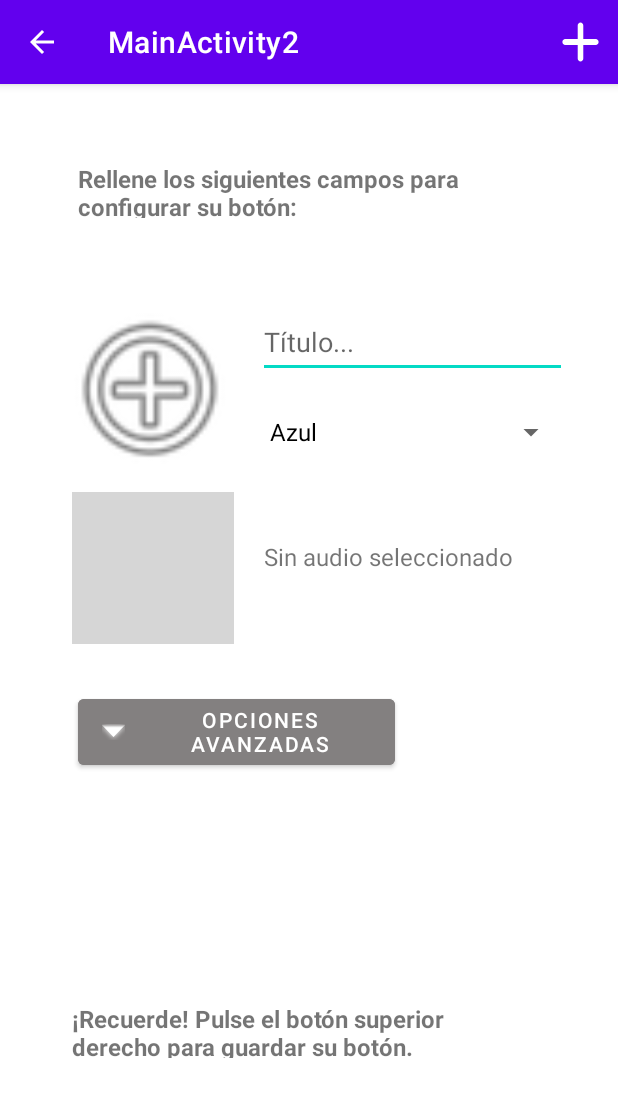
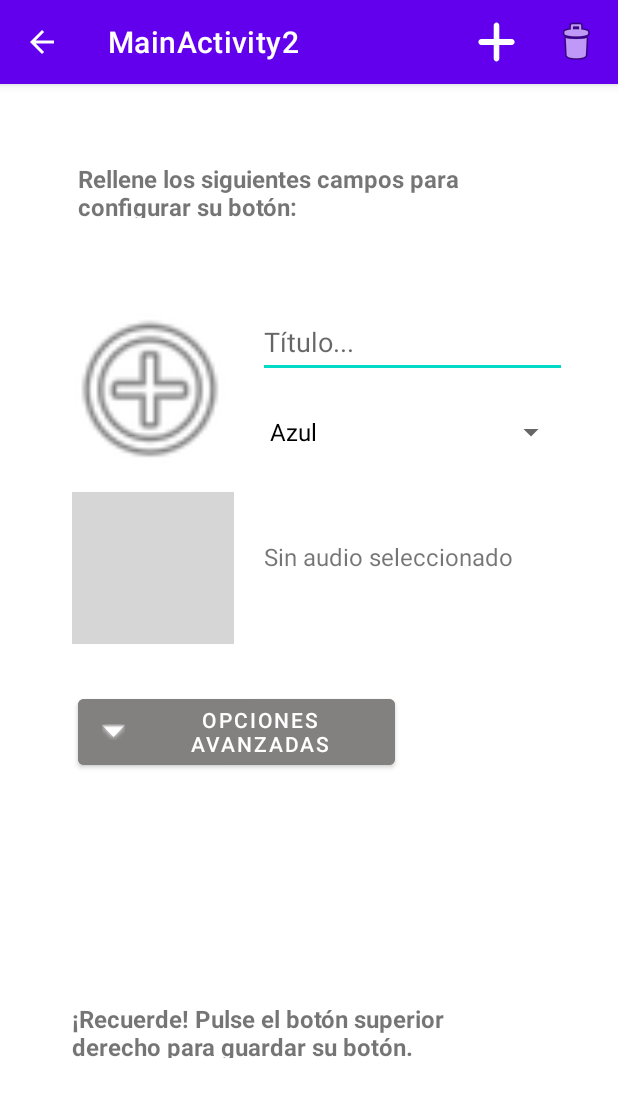
Before and after one commit to GwrApavon/HumanTechnologyProject, an Android app: the screen it shows after launch (ButtonSettings), after a tap on "Add", on a phone screen of 412 x 824 dp. Shown: the top 1097 px of the screen. Run offline under Robolectric (Android 15) with nearby library versions, the phone set to English and light mode, and no system bars; our stand-ins replace navigation-ui; 1 statement that could not run was skipped; grey boxes are pictures that could not be loaded.

Commit message:
Crud finished
Delete function finished
Coments on every DB function

```diff
--- a/humanTechnologyProject/app/src/main/res/menu/menu_a2.xml
+++ b/humanTechnologyProject/app/src/main/res/menu/menu_a2.xml
@@ -7,7 +7,13 @@
         android:id="@+id/save"
         android:icon="@drawable/plus_solid"
         android:orderInCategory="100"
-        android:title="Save"
-        app:showAsAction="always"/>
+        android:title="@string/save"
+        app:showAsAction="ifRoom"/>
+    <item
+        android:id="@+id/delete"
+        android:icon="@android:drawable/ic_menu_delete"
+        android:orderInCategory="100"
+        android:title="@string/delete"
+        app:showAsAction="always" />
 
 </menu>
--- a/humanTechnologyProject/app/src/main/res/values/strings.xml
+++ b/humanTechnologyProject/app/src/main/res/values/strings.xml
@@ -25,6 +25,8 @@
     <string name="botonAudio">SELECCIÓN DE AUDIO</string>
     <string name="OpcionesAvanzadas">OPCIONES AVANZADAS</string>
     <string name="recuerde">¡Recuerde! Pulse el botón superior derecho para guardar su botón.</string>
+    <string name="save">Save</string>
+    <string name="delete">Delete</string>
 
 
 </resources>
```
Also changed, not shown: humanTechnologyProject/app/src/main/java/com/example/humantechnologyproject/ButtonSettings.java (+32 -42 lines), humanTechnologyProject/app/src/main/java/com/example/humantechnologyproject/db/DBButtons.java (+45 -0 lines).
